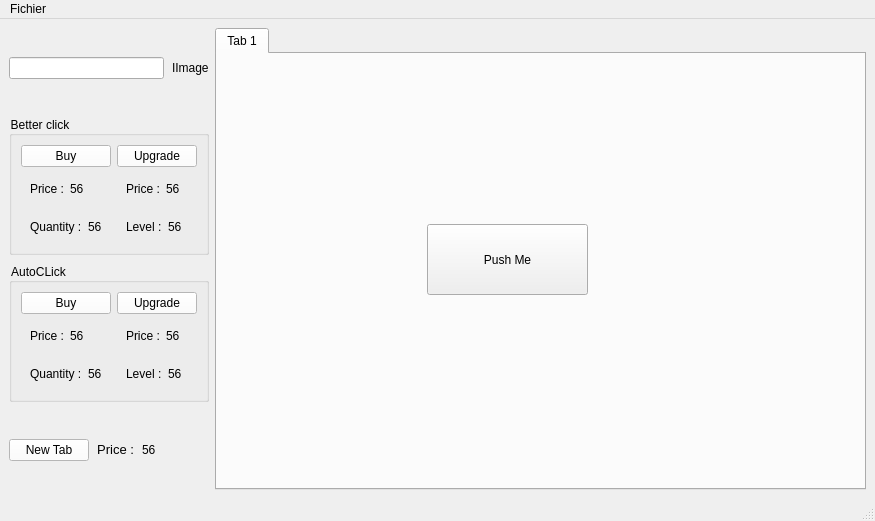
Qt form mainwindow.ui (bradefaire/CLiiCKER) before a commit.
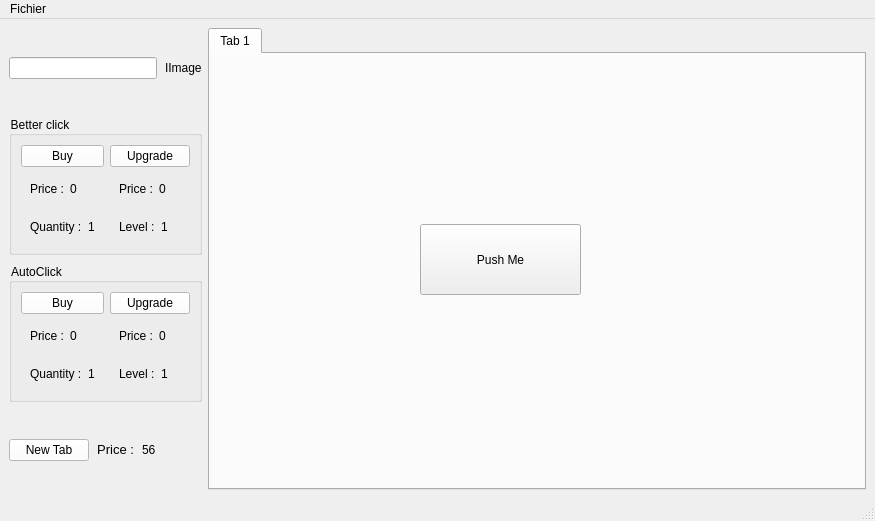
The same form after that commit.

Commit message: up connection button

Diff of the .ui file:
```diff
--- a/mainwindow.ui
+++ b/mainwindow.ui
@@ -91,7 +91,7 @@
               <item>
                <widget class="QLabel" name="number_8">
                 <property name="text">
-                 <string>56</string>
+                 <string>0</string>
                 </property>
                </widget>
               </item>
@@ -111,7 +111,7 @@
               <item>
                <widget class="QLabel" name="number_10">
                 <property name="text">
-                 <string>56</string>
+                 <string>0</string>
                 </property>
                </widget>
               </item>
@@ -131,7 +131,7 @@
               <item>
                <widget class="QLabel" name="number_9">
                 <property name="text">
-                 <string>56</string>
+                 <string>1</string>
                 </property>
                </widget>
               </item>
@@ -151,7 +151,7 @@
               <item>
                <widget class="QLabel" name="number_7">
                 <property name="text">
-                 <string>56</string>
+                 <string>1</string>
                 </property>
                </widget>
               </item>
@@ -169,7 +169,7 @@
          <string notr="true">color: rgb(0, 0, 0);</string>
         </property>
         <property name="title">
-         <string>AutoCLick</string>
+         <string>AutoClick</string>
         </property>
         <layout class="QGridLayout" name="gridLayout_3">
          <item row="1" column="0">
@@ -197,7 +197,7 @@
               <item>
                <widget class="QLabel" name="number">
                 <property name="text">
-                 <string>56</string>
+                 <string>0</string>
                 </property>
                </widget>
               </item>
@@ -227,7 +227,7 @@
               <item>
                <widget class="QLabel" name="number_5">
                 <property name="text">
-                 <string>56</string>
+                 <string>1</string>
                 </property>
                </widget>
               </item>
@@ -247,7 +247,7 @@
               <item>
                <widget class="QLabel" name="number_6">
                 <property name="text">
-                 <string>56</string>
+                 <string>1</string>
                 </property>
                </widget>
               </item>
@@ -267,7 +267,7 @@
               <item>
                <widget class="QLabel" name="number_2">
                 <property name="text">
-                 <string>56</string>
+                 <string>0</string>
                 </property>
                </widget>
               </item>
```
Left out of the diff: 2 changed lines with no effect on the pictures. The commit also changes 3 other files.
